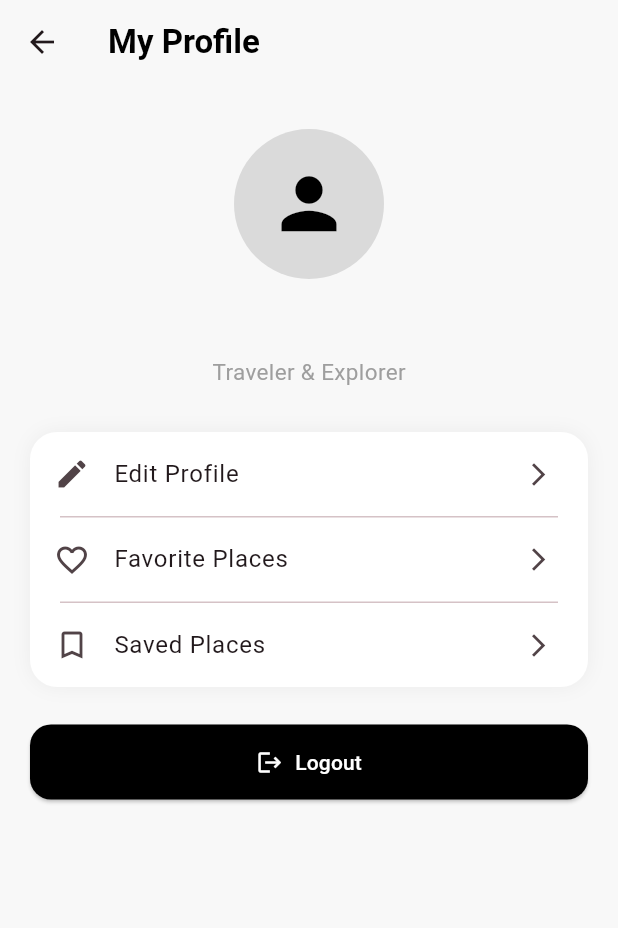
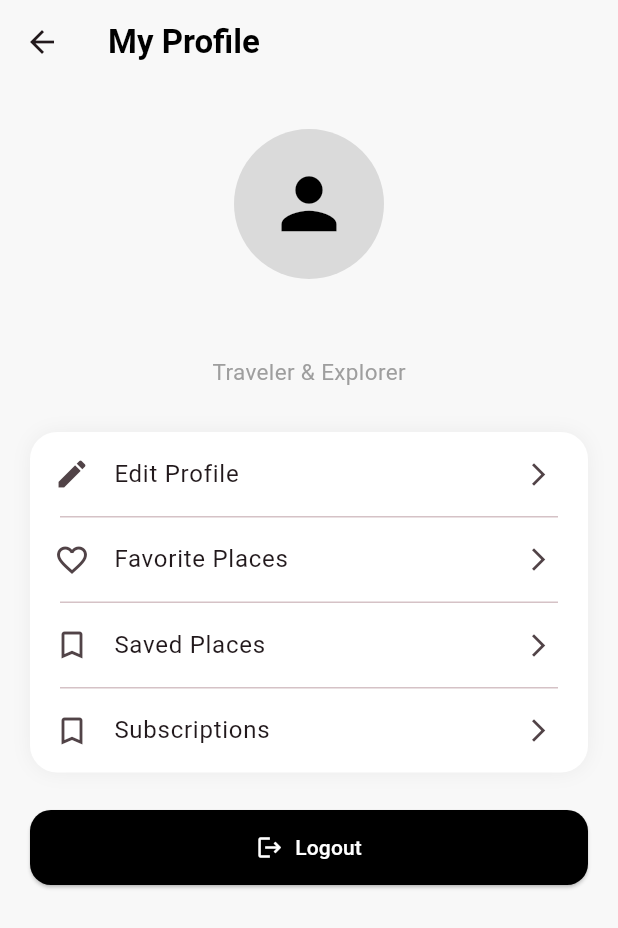
Before and after one commit to kiroreda963/LikeALocal, a Flutter app: the ProfilePage screen opened directly, on a phone screen of 412 x 824 dp. Shown: the top 928 px of the screen. Run offline on Flutter 3.47's test engine with Material 3 defaults, Android fonts, the phone set to English and light mode, and no system bars; our stand-ins replace cloud_firestore, firebase_auth, firebase_core, firebase_storage, flutter_map, geolocator and 2 more; accounts and stored records are empty; Roboto replaces fonts that are missing (SF Pro Display).

Commit message:
added subscription to profile page

```diff
--- a/lib/profile/pages/profile_page.dart
+++ b/lib/profile/pages/profile_page.dart
@@ -3,6 +3,7 @@ import 'package:firebase_auth/firebase_auth.dart';
 import './edit_profile_page.dart';
 import './favorite_places_page.dart';
 import './saved_places_page.dart';
+import '../../subscription/pages/subscription_page.dart';
 
 class ProfilePage extends StatelessWidget {
   const ProfilePage({super.key});
@@ -94,6 +95,13 @@ class ProfilePage extends StatelessWidget {
                   title: "Saved Places",
                   page: const SavedPlacesPage(),
                 ),
+                _divider(),
+                _buildTile(
+                  context,
+                  icon: Icons.bookmark_border,
+                  title: "Subscriptions",
+                  page: const SubscriptionPage(),
+                ),
               ],
             ),
           ),
```
Also changed, not shown: lib/main.dart (+4 -9 lines), firebase.json (deleted), lib/firebase_options.dart (deleted), 1 other file.
